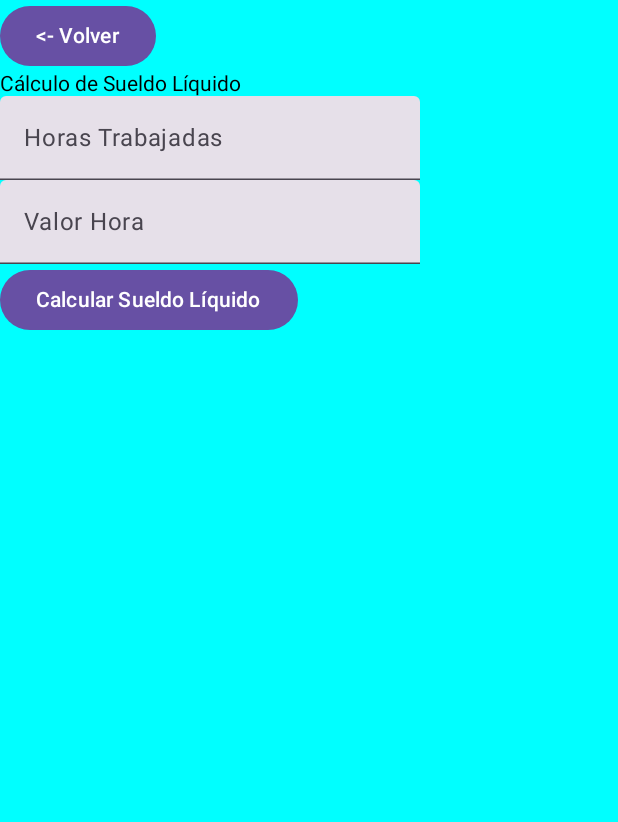
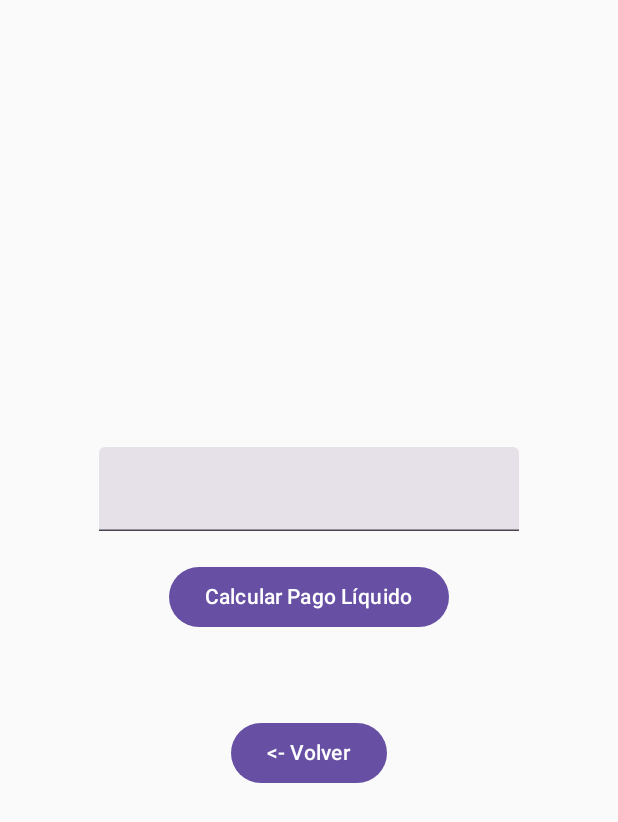
Before and after one commit to gonzaloangus/Prueba1CalculoPagosLiquidos, an Android app built with Jetpack Compose: the screen it shows after launch (EmpleadoHonorariosActivity before the commit, PantallaHonorariosActivity after it), after a tap on "Empleado a Honorarios", on a phone screen of 412 x 824 dp. Shown: the top 822 px of the screen. Run offline under Robolectric (Android 15) with nearby library versions, the phone set to English and light mode, and no system bars.

Commit message:
AplicacionCalculoPagosLiquidos

```diff
--- a/app/build.gradle.kts
+++ b/app/build.gradle.kts
@@ -63,12 +63,14 @@ dependencies {
     implementation("androidx.appcompat:appcompat:1.6.1")
     implementation("com.google.android.material:material:1.9.0")
     implementation("androidx.constraintlayout:constraintlayout:2.1.4")
+    implementation(platform("androidx.compose:compose-bom:2023.03.00"))
     testImplementation("junit:junit:4.13.2")
     androidTestImplementation("androidx.test.ext:junit:1.1.5")
     androidTestImplementation("androidx.test.espresso:espresso-core:3.5.1")
     androidTestImplementation(platform("androidx.compose:compose-bom:2023.03.00"))
     androidTestImplementation("androidx.compose.ui:ui-test-junit4")
     androidTestImplementation(platform("androidx.compose:compose-bom:2023.03.00"))
+    androidTestImplementation(platform("androidx.compose:compose-bom:2023.03.00"))
     debugImplementation("androidx.compose.ui:ui-tooling")
     debugImplementation("androidx.compose.ui:ui-test-manifest")
 }
--- a/app/src/main/java/com/example/calcularpagosliquidos/EmpleadoHonorariosActivity.kt
+++ /dev/null
@@ -1,86 +0,0 @@
-package com.example.calcularpagosliquidos
-
-import android.content.Intent
-import android.os.Bundle
-import android.util.Log
-import androidx.activity.ComponentActivity
-import androidx.activity.compose.setContent
-import androidx.compose.foundation.background
-import androidx.compose.foundation.layout.Column
-import androidx.compose.foundation.layout.fillMaxSize
-import androidx.compose.foundation.text.KeyboardOptions
-import androidx.compose.material3.Button
-import androidx.compose.material3.ExperimentalMaterial3Api
-import androidx.compose.material3.MaterialTheme
-import androidx.compose.material3.Surface
-import androidx.compose.material3.Text
-import androidx.compose.material3.TextField
-import androidx.compose.runtime.*
-import androidx.compose.ui.Modifier
-import androidx.compose.ui.graphics.Color
-import androidx.compose.ui.platform.LocalContext
-import androidx.compose.ui.text.input.KeyboardType
-import androidx.compose.ui.tooling.preview.Preview
-import com.example.calcularpagosliquidos.ui.theme.CalcularPagosLiquidosTheme
-
-class EmpleadoHonorariosActivity : ComponentActivity() {
-    override fun onCreate(savedInstanceState: Bundle?) {
-        super.onCreate(savedInstanceState)
-        setContent {
-            EmpleadoHonorarios()
-        }
-    }
-}
-
-@OptIn(ExperimentalMaterial3Api::class)
-@Preview
-@Composable
-fun EmpleadoHonorarios() {
-    val contexto = LocalContext.current
-    var horas by remember { mutableStateOf("") }
-    var valorHora by remember { mutableStateOf("") }
-    var resultado by remember { mutableStateOf("") }
-
-    Column (
-        modifier = Modifier.fillMaxSize().background(Color.Cyan)
-    ){
-        Button(onClick = {
-            Log.v("EmpleadoHonorarios", "volviendo al home")
-            val intent = Intent(contexto, MainActivity::class.java )
-            contexto.startActivity(intent)
-        }) {
-            Text(text="<- Volver")
-        }
-
-        Column {
-            Text("Cálculo de Sueldo Líquido")
-            TextField(
-                value = horas,
-                onValueChange = { horas = it },
-                label = { Text("Horas Trabajadas") },
-                keyboardOptions = KeyboardOptions(
-                    keyboardType = KeyboardType.Number
-                )
-            )
-            TextField(
-                value = valorHora,
-                onValueChange = { valorHora = it },
-                label = { Text("Valor Hora") },
-                keyboardOptions = KeyboardOptions(
-                    keyboardType = KeyboardType.Number
-                )
-            )
-            Button(onClick = {
-                val horasNumero = horas.toIntOrNull() ?: 0
-                val valorHoraNumero = valorHora.toDoubleOrNull() ?: 0.0
-                val sueldoBruto = horasNumero * valorHoraNumero
-                val descuento = sueldoBruto * 0.13
-                val sueldoLiquido = (sueldoBruto - descuento).toInt()
-                resultado = "El sueldo líquido es $sueldoLiquido pesos"
-            }) {
-                Text("Calcular Sueldo Líquido")
-            }
-            Text(resultado)
-        }
-    }
-}
--- a/app/src/main/java/com/example/calcularpagosliquidos/MainActivity.kt
+++ b/app/src/main/java/com/example/calcularpagosliquidos/MainActivity.kt
@@ -1,8 +1,6 @@
 package com.example.calcularpagosliquidos
 
-
-
-import  android.content.Intent
+import android.content.Intent
 import android.os.Bundle
 import androidx.activity.ComponentActivity
 import androidx.activity.compose.setContent
@@ -19,40 +17,54 @@ import androidx.compose.runtime.Composable
 import androidx.compose.ui.Alignment
 import androidx.compose.ui.Modifier
 import androidx.compose.ui.platform.LocalContext
+import androidx.compose.ui.text.TextStyle
+import androidx.compose.ui.text.font.FontWeight
 import androidx.compose.ui.tooling.preview.Preview
 import androidx.compose.ui.unit.dp
+import androidx.compose.ui.unit.sp
 import com.example.calcularpagosliquidos.ui.theme.CalcularPagosLiquidosTheme
 
 class MainActivity : ComponentActivity() {
     override fun onCreate(savedInstanceState: Bundle?) {
         super.onCreate(savedInstanceState)
         setContent {
-        Empleado()
+            PantallaPrincipal()
         }
     }
 }
 
-@Preview
 @Composable
-fun Empleado(){
+fun PantallaPrincipal() {
     val contexto = LocalContext.current
     Column(
         modifier = Modifier.fillMaxSize(),
-        verticalArrangement = Arrangement.Top,
+        verticalArrangement = Arrangement.Center,
         horizontalAlignment = Alignment.CenterHorizontally
     ) {
+        Text(
+            text = "Calculo sueldo liquido",
+            style = TextStyle(fontSize = 30.sp, fontWeight = FontWeight.Bold)
+        )
+        Spacer(modifier = Modifier.height(30.dp))
+
         Button(onClick = {
-            val intent = Intent(contexto, EmpleadoHonorariosActivity::class.java)
+            val intent = Intent(contexto, PantallaHonorariosActivity::class.java)
             contexto.startActivity(intent)
         }) {
-            Text("Empleado a Honorarios")
+            Text(
+                text= "Empleado a Honorarios",
+                style = TextStyle(fontSize = 30.sp, fontWeight = FontWeight.Bold)
+            )
         }
-        Spacer(modifier =Modifier.height(20.dp))
+        Spacer(modifier = Modifier.height(20.dp))
         Button(onClick = {
-            val intent = Intent(contexto, EmpleadoRegularActivity::class.java)
+            val intent = Intent(contexto, PantallaRegularActivity::class.java)
             contexto.startActivity(intent)
         }) {
-            Text("Empleado Contratado")
+            Text(
+                text= "Empleado con Contrato",
+                style = TextStyle(fontSize = 30.sp, fontWeight = FontWeight.Bold)
+            )
         }
     }
 }
--- /dev/null
+++ b/app/src/main/java/com/example/calcularpagosliquidos/PantallaHonorariosActivity.kt
@@ -0,0 +1,77 @@
+package com.example.calcularpagosliquidos
+
+import android.content.Intent
+import android.os.Bundle
+import android.util.Log
+import androidx.activity.ComponentActivity
+import androidx.activity.compose.setContent
+import androidx.compose.foundation.background
+import androidx.compose.foundation.layout.Arrangement
+import androidx.compose.foundation.layout.Column
+import androidx.compose.foundation.layout.Spacer
+import androidx.compose.foundation.layout.fillMaxSize
+import androidx.compose.foundation.layout.height
+import androidx.compose.foundation.text.KeyboardOptions
+import androidx.compose.material3.Button
+import androidx.compose.material3.ExperimentalMaterial3Api
+import androidx.compose.material3.Text
+import androidx.compose.material3.TextField
+import androidx.compose.runtime.Composable
+import androidx.compose.runtime.getValue
+import androidx.compose.runtime.mutableStateOf
+import androidx.compose.runtime.remember
+import androidx.compose.runtime.setValue
+import androidx.compose.ui.Alignment
+import androidx.compose.ui.Modifier
+import androidx.compose.ui.graphics.Color
+import androidx.compose.ui.platform.LocalContext
+import androidx.compose.ui.text.input.KeyboardType
+import androidx.compose.ui.tooling.preview.Preview
+import androidx.compose.ui.unit.dp
+
+
+class PantallaHonorariosActivity : ComponentActivity() {
+    override fun onCreate(savedInstanceState: Bundle?) {
+        super.onCreate(savedInstanceState)
+        setContent {
+            PantallaHonorarios()
+        }
+    }
+}
+
+@OptIn(ExperimentalMaterial3Api::class)
+@Composable
+fun PantallaHonorarios() {
+    var sueldoBruto by remember { mutableStateOf("") }
+    var resultado by remember { mutableStateOf("") }
+    val contexto = LocalContext.current as ComponentActivity
+
+    Column(
+        modifier = Modifier.fillMaxSize(),
+        verticalArrangement = Arrangement.Center,
+        horizontalAlignment = Alignment.CenterHorizontally
+    ) {
+        TextField(
+            placeholder = { ("Sueldo Bruto") },
+            value = sueldoBruto,
+            onValueChange = { sueldoBruto = it },
+            keyboardOptions = KeyboardOptions(keyboardType = KeyboardType.Number)
+        )
+        Spacer(modifier = Modifier.height(20.dp))
+
+        Button(onClick = {
+            val sueldo = sueldoBruto.toDoubleOrNull() ?: 0.0
+            val empleado = EmpleadoHonorarios(sueldo)
+            val liquido = empleado.calcularLiquido()
+            resultado = "Pago Líquido: $liquido"
+        }) {
+            Text("Calcular Pago Líquido")
+        }
+        Spacer(modifier = Modifier.height(20.dp))
+        Text(resultado)
+        Spacer(modifier = Modifier.height(20.dp))
+        Button(onClick = { contexto.finish() }) {
+            Text("<- Volver")
+        }
+    }
+}
--- a/app/src/main/res/values/strings.xml
+++ b/app/src/main/res/values/strings.xml
@@ -1,4 +1,5 @@
 <resources>
     <string name="app_name">Calcular Pagos Liquidos</string>
     <string name="title_activity_empleado_honorarios">EmpleadoHonorariosActivity</string>
+    <string name="title_activity_empleado">Empleado</string>
 </resources>
```
Also changed, not shown: app/src/main/AndroidManifest.xml (+9 -4 lines), app/src/main/java/com/example/calcularpagosliquidos/Empleado.kt (added, +32 -0 lines), app/src/main/java/com/example/calcularpagosliquidos/EmpleadoRegularActivity.kt (deleted, +0 -35 lines), app/src/main/java/com/example/calcularpagosliquidos/PantallaRegularActivity.kt (added, +31 -0 lines), app/src/main/res/layout/activity_empleado_regular.xml (deleted, +0 -109 lines), app/src/main/res/layout/activity_pantalla_regular.xml (added, +51 -0 lines).
